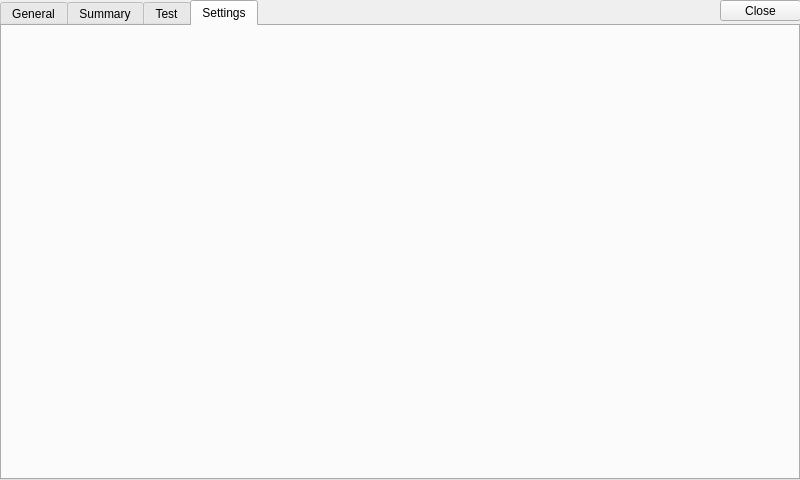
Before: the Qt Designer form form.ui in SFLACUEVA/AppQT, drawn with Qt 5.
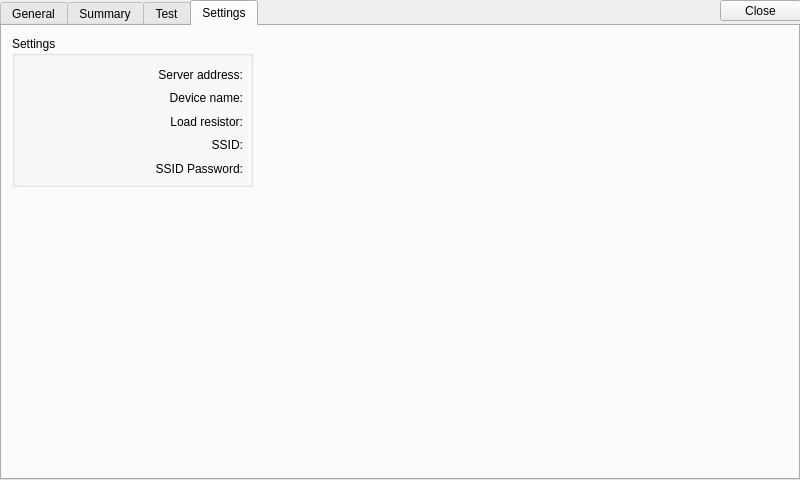
After: the same form once the commit is applied. The open tabs and pages were chosen to show the change.

What changed in the file:
```diff
--- a/form.ui
+++ b/form.ui
@@ -825,6 +825,88 @@
      <attribute name="title">
       <string>Settings</string>
      </attribute>
+     <widget class="QGroupBox" name="groupBox_8">
+      <property name="geometry">
+       <rect>
+        <x>10</x>
+        <y>10</y>
+        <width>241</width>
+        <height>151</height>
+       </rect>
+      </property>
+      <property name="title">
+       <string>Settings</string>
+      </property>
+      <widget class="QWidget" name="horizontalLayoutWidget">
+       <property name="geometry">
+        <rect>
+         <x>10</x>
+         <y>30</y>
+         <width>221</width>
+         <height>111</height>
+        </rect>
+       </property>
+       <layout class="QHBoxLayout" name="horizontalLayout_6">
+        <item>
+         <layout class="QVBoxLayout" name="verticalLayout_12">
+          <item>
+           <widget class="QLabel" name="label">
+            <property name="text">
+             <string>Server address:</string>
+            </property>
+            <property name="alignment">
+             <set>Qt::AlignmentFlag::AlignRight|Qt::AlignmentFlag::AlignTrailing|Qt::AlignmentFlag::AlignVCenter</set>
+            </property>
+           </widget>
+          </item>
+          <item>
+           <widget class="QLabel" name="label_37">
+            <property name="text">
+             <string>Device name:</string>
+            </property>
+            <property name="alignment">
+             <set>Qt::AlignmentFlag::AlignRight|Qt::AlignmentFlag::AlignTrailing|Qt::AlignmentFlag::AlignVCenter</set>
+            </property>
+           </widget>
+          </item>
+          <item>
+           <widget class="QLabel" name="label_38">
+            <property name="text">
+             <string>Load resistor:</string>
+            </property>
+            <property name="alignment">
+             <set>Qt::AlignmentFlag::AlignRight|Qt::AlignmentFlag::AlignTrailing|Qt::AlignmentFlag::AlignVCenter</set>
+            </property>
+           </widget>
+          </item>
+          <item>
+           <widget class="QLabel" name="label_36">
+            <property name="text">
+             <string>SSID:</string>
+            </property>
+            <property name="alignment">
+             <set>Qt::AlignmentFlag::AlignRight|Qt::AlignmentFlag::AlignTrailing|Qt::AlignmentFlag::AlignVCenter</set>
+            </property>
+           </widget>
+          </item>
+          <item>
+           <widget class="QLabel" name="label_3">
+            <property name="text">
+             <string>SSID Password:</string>
+            </property>
+            <property name="alignment">
+             <set>Qt::AlignmentFlag::AlignRight|Qt::AlignmentFlag::AlignTrailing|Qt::AlignmentFlag::AlignVCenter</set>
+            </property>
+           </widget>
+          </item>
+         </layout>
+        </item>
+        <item>
+         <layout class="QVBoxLayout" name="verticalLayout_13"/>
+        </item>
+       </layout>
+      </widget>
+     </widget>
     </widget>
    </widget>
    <zorder>Tabs</zorder>
```
Left out of the diff: 2 changed lines with no effect on the pictures.
